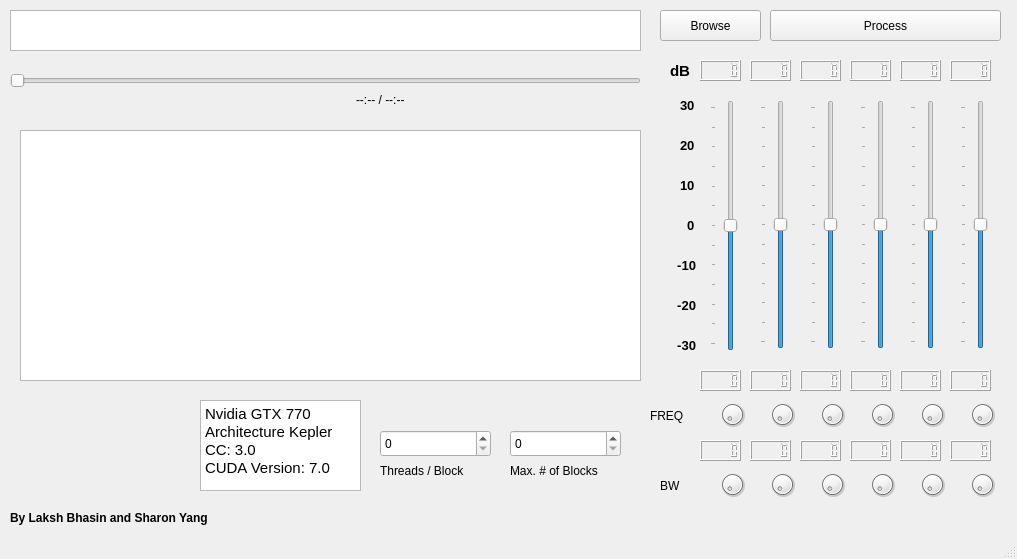
lakshbhasin/gpu_parametric_eq, file ui/mainapp.ui: the form before one commit.
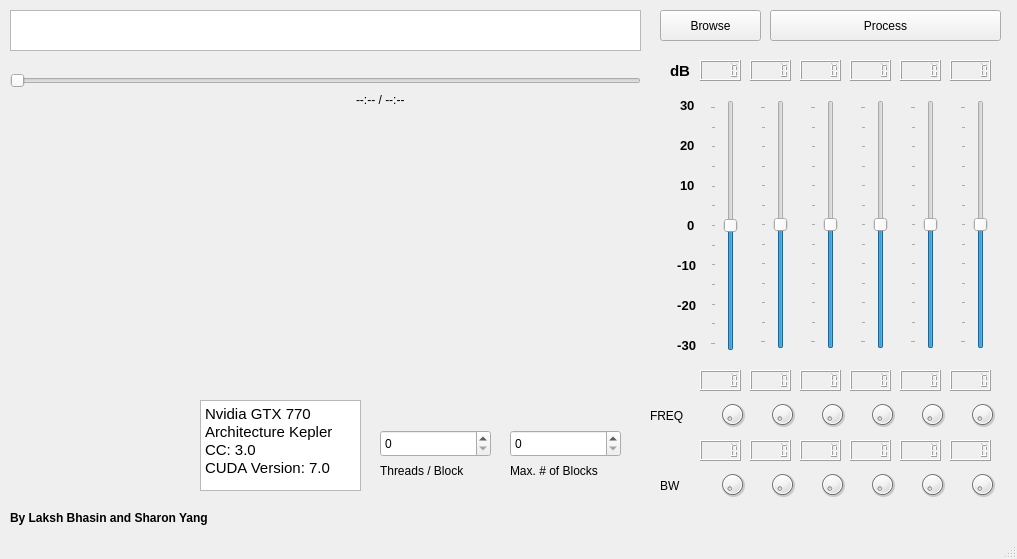
The form after the commit. Custom widgets are drawn as their Qt base class.

The edit to the form file:
```diff
--- a/ui/mainapp.ui
+++ b/ui/mainapp.ui
@@ -105,16 +105,6 @@
      <string>BW</string>
     </property>
    </widget>
-   <widget class="QGraphicsView" name="graphicsView">
-    <property name="geometry">
-     <rect>
-      <x>20</x>
-      <y>130</y>
-      <width>621</width>
-      <height>251</height>
-     </rect>
-    </property>
-   </widget>
    <widget class="QTextBrowser" name="textBrowser">
     <property name="geometry">
      <rect>
@@ -1148,6 +1138,16 @@
      <number>200</number>
     </property>
    </widget>
+   <widget class="QCustomPlot" name="customPlot" native="true">
+    <property name="geometry">
+     <rect>
+      <x>20</x>
+      <y>130</y>
+      <width>621</width>
+      <height>251</height>
+     </rect>
+    </property>
+   </widget>
    <zorder>fileSelectButton</zorder>
    <zorder>textEdit</zorder>
    <zorder>processButton</zorder>
@@ -1221,6 +1221,14 @@
   <widget class="QStatusBar" name="statusBar"/>
  </widget>
  <layoutdefault spacing="6" margin="11"/>
+ <customwidgets>
+  <customwidget>
+   <class>QCustomPlot</class>
+   <extends>QWidget</extends>
+   <header>qcustomplot.hh</header>
+   <container>1</container>
+  </customwidget>
+ </customwidgets>
  <resources/>
  <connections/>
 </ui>
```
Left out of the diff: 2 changed lines with no effect on the pictures.
